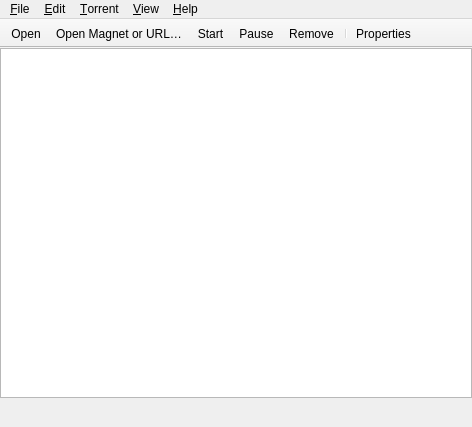
Before: the Qt Designer form qt/MainWindow.ui in transmission/transmission, drawn with Qt 5.
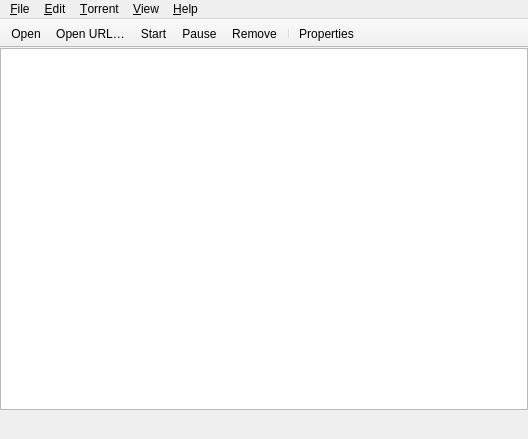
After: the same form once the commit is applied. Icons and pictures are not drawn. Custom widgets are drawn as their Qt base class.

Commit message: Hard link toolbar icons

```diff
--- a/qt/MainWindow.ui
+++ b/qt/MainWindow.ui
@@ -6,8 +6,8 @@
    <rect>
     <x>0</x>
     <y>0</y>
-    <width>472</width>
-    <height>427</height>
+    <width>528</width>
+    <height>439</height>
    </rect>
   </property>
   <property name="windowTitle">
@@ -180,8 +180,8 @@
     <rect>
      <x>0</x>
      <y>0</y>
-     <width>472</width>
-     <height>24</height>
+     <width>528</width>
+     <height>31</height>
     </rect>
    </property>
    <property name="sizePolicy">
@@ -725,7 +725,10 @@
   </action>
   <action name="action_AddURL">
    <property name="text">
-    <string>Open &amp;Magnet &amp;or &amp;URL…</string>
+    <string>Open &amp;URL…</string>
+   </property>
+   <property name="toolTip">
+    <string>Open Magnet or URL…</string>
    </property>
    <property name="shortcut">
     <string notr="true">Ctrl+U</string>
```
Left out of the diff: 36 changed lines with no effect on the pictures.
